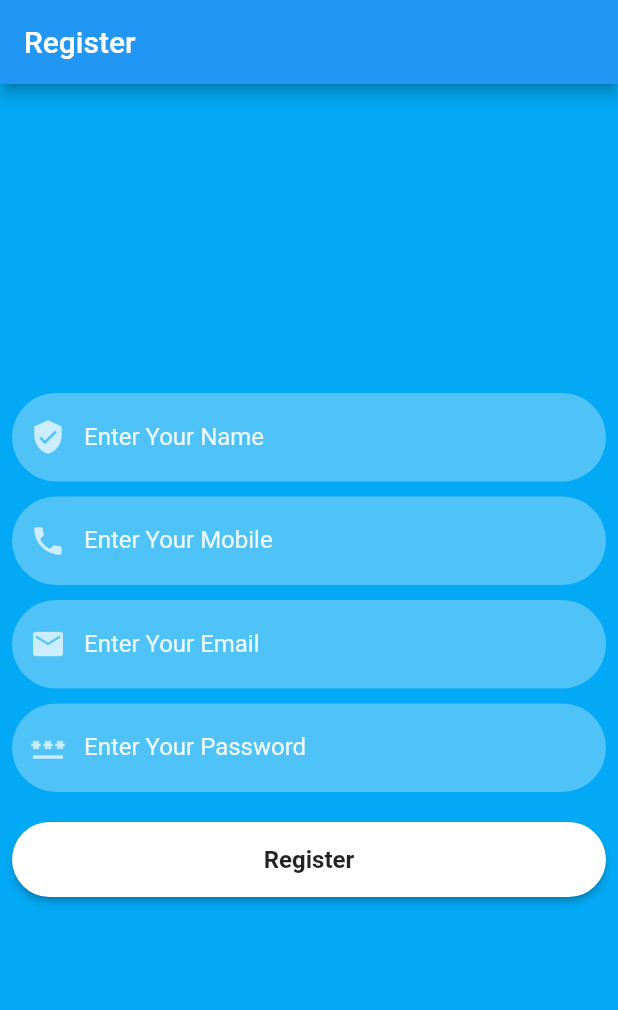
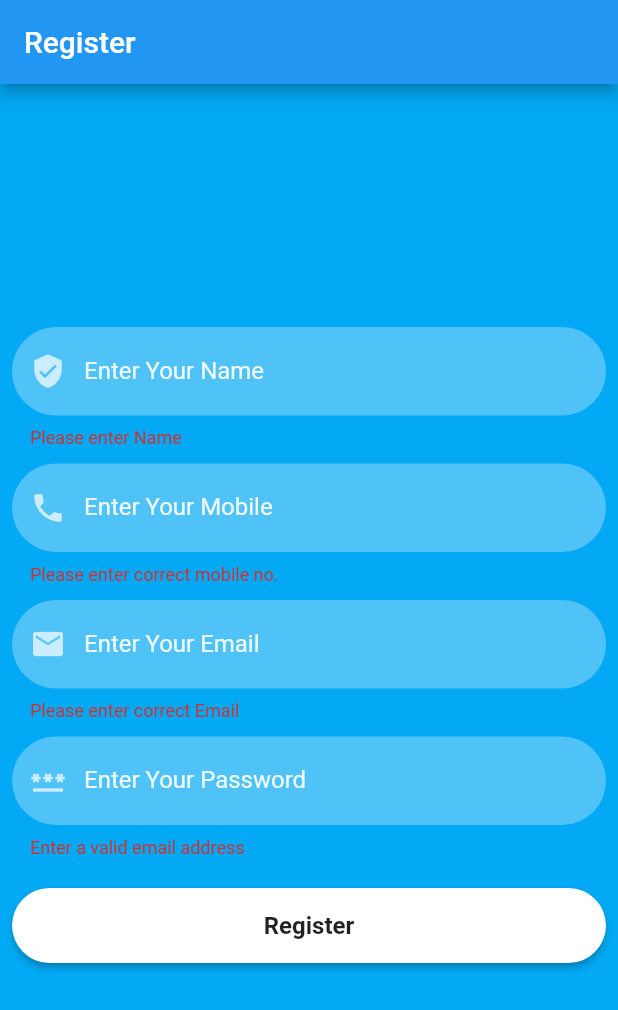
Before and after one commit to kamal614/Flutter-Registration-Firestore-Database, a Flutter app: the screen it shows after launch, after a tap on "Register", on a phone screen of 412 x 824 dp. Shown: the top 1010 px of the screen. Run offline on Flutter 3.47's test engine with Material 2 defaults, Android fonts, the phone set to English and light mode, and no system bars; our stand-ins replace cloud_firestore, firebase_auth, firebase_core, get; accounts and stored records are empty.

Commit message:
Validations added

```diff
--- a/lib/Screens/register_page.dart
+++ b/lib/Screens/register_page.dart
@@ -16,6 +16,7 @@ class RegisterApp extends StatefulWidget {
 
 class _RegisterAppState extends State<RegisterApp> {
   bool isLoading = false;
+  final _formKey = GlobalKey<FormState>();
   final TextEditingController _nameController = TextEditingController();
   final TextEditingController _mobileController = TextEditingController();
   final TextEditingController _emailController = TextEditingController();
@@ -30,26 +31,51 @@ class _RegisterAppState extends State<RegisterApp> {
             appBar: AppBar(
               title: Text(GlobalConstants().register),
             ),
-            body: Padding(
+            body: Form(
+              key: _formKey,
+              child: Padding(
                 padding: const EdgeInsets.all(8.0),
                 child: Column(
                     mainAxisAlignment: MainAxisAlignment.center,
                     children: [
-                    commonTextField(GlobalConstants().name, Icons.verified_user,
-                        false, _nameController),
+                      commonTextField(GlobalConstants().name,
+                          Icons.verified_user, false, _nameController, (value) {
+                        if (value == null || value.isEmpty) {
+                          return 'Please enter Name';
+                        } else if (value.length < 2) {
+                          return 'Length of name should be minimum 3';
+                        }
+                        return null;
+                      }),
                       const SizedBox(height: 10),
                       commonTextField(GlobalConstants().mobile, Icons.phone,
-                        false, _mobileController),
+                          false, _mobileController, (value) {
+                        if (value == null || value.isEmpty) {
+                          return 'Please enter correct mobile no.';
+                        } else if (value.length < 9) {
+                          return 'Phone no. should be 10 digits';
+                        }
+                        return null;
+                      }),
                       const SizedBox(height: 10),
-                    commonTextField(GlobalConstants().email, Icons.email, false,
-                        _emailController),
+                      commonTextField(GlobalConstants().email, Icons.email,
+                          false, _emailController, (value) {
+                        if (value == null || value.isEmpty) {
+                          return 'Please enter correct Email';
+                        }
+                        return null;
+                      }),
                       const SizedBox(height: 10),
-                    commonTextField(GlobalConstants().password, Icons.password,
-                        true, _passwordController),
+                      commonTextField(
+                        GlobalConstants().password,
+                        Icons.password,
+                        true,
+                        _passwordController,
+                        (value) => validateEmail(value.toString()),
+                      ),
                       const SizedBox(height: 10),
                       commonButton(context, GlobalConstants().register, () {
-                      print(_nameController.text);
-                      print(_mobileController.text);
+                        if (_formKey.currentState!.validate()) {
                           isLoading = true;
                           try {
                             FirebaseAuth.instance
@@ -75,8 +101,22 @@ class _RegisterAppState extends State<RegisterApp> {
                           } catch (e) {
                             ScaffoldMessenger(child: Text(e.toString()));
                           }
+                        }
                       })
                     ]),
+              ),
             ));
   }
 }
+
+String? validateEmail(String value) {
+  Pattern pattern =
+      r"^[a-zA-Z0-9.!#$%&'*+/=?^_`{|}~-]+@[a-zA-Z0-9](?:[a-zA-Z0-9-]"
+      r"{0,253}[a-zA-Z0-9])?(?:\.[a-zA-Z0-9](?:[a-zA-Z0-9-]"
+      r"{0,253}[a-zA-Z0-9])?)*$";
+  RegExp regex = new RegExp(pattern.toString());
+  if (!regex.hasMatch(value) || value == null)
+    return 'Enter a valid email address';
+  else
+    return null;
+}
--- a/lib/Widgets/common_widgets.dart
+++ b/lib/Widgets/common_widgets.dart
@@ -1,8 +1,9 @@
 import 'package:flutter/material.dart';
 
-TextField commonTextField(String text, IconData icon, bool isPasswordType,
-    TextEditingController controller) {
-  return TextField(
+TextFormField commonTextField(String text, IconData icon, bool isPasswordType,
+    TextEditingController controller, FormFieldValidator validation) {
+  return TextFormField(
+    validator: validation, // What should be done here?
     controller: controller,
     obscureText: isPasswordType,
     enableSuggestions: !isPasswordType,
```
Lines whose indentation alone changed are shown as unchanged.
